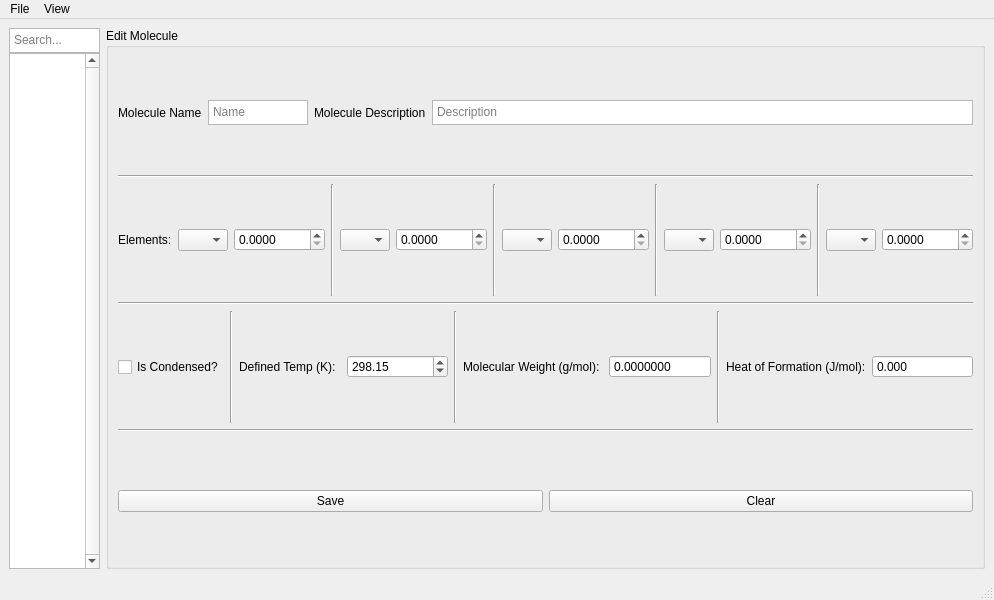
Old version of the form CEA_Wrap/gui_base.ui in the repository civilwargeeky/CEA_Wrap.
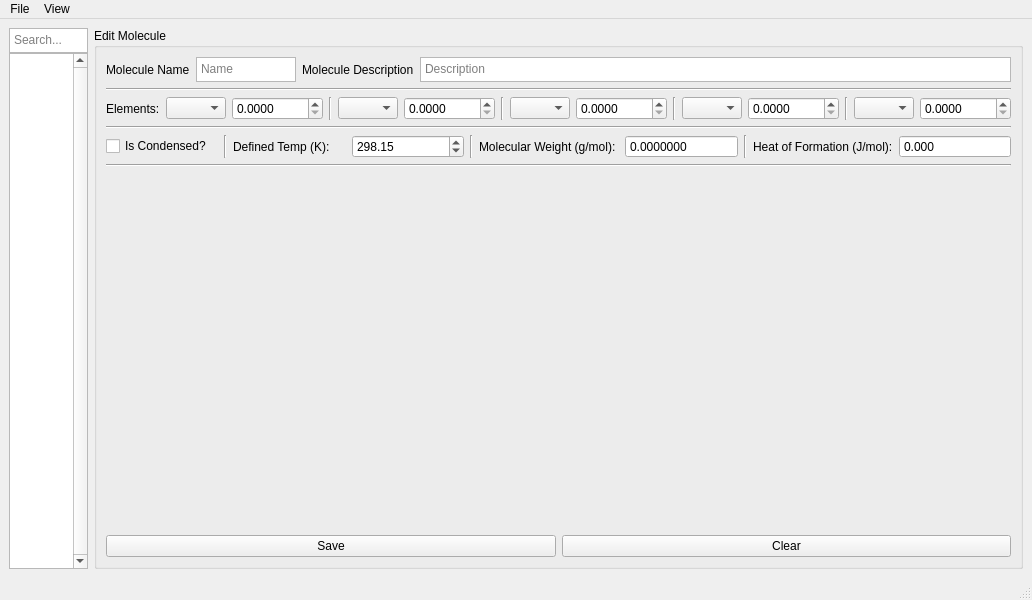
New version of the form.

Commit message: Working on gui. Added elements displays with numbers

Diff of the .ui file:
```diff
--- a/CEA_Wrap/gui_base.ui
+++ b/CEA_Wrap/gui_base.ui
@@ -6,7 +6,7 @@
    <rect>
     <x>0</x>
     <y>0</y>
-    <width>994</width>
+    <width>1032</width>
     <height>600</height>
    </rect>
   </property>
@@ -137,6 +137,15 @@
               <height>25</height>
              </size>
             </property>
+            <property name="verticalScrollBarPolicy">
+             <enum>Qt::ScrollBarAlwaysOff</enum>
+            </property>
+            <property name="horizontalScrollBarPolicy">
+             <enum>Qt::ScrollBarAlwaysOff</enum>
+            </property>
+            <property name="lineWrapMode">
+             <enum>QPlainTextEdit::NoWrap</enum>
+            </property>
             <property name="placeholderText">
              <string>Name</string>
             </property>
@@ -163,6 +172,15 @@
               <height>25</height>
              </size>
             </property>
+            <property name="verticalScrollBarPolicy">
+             <enum>Qt::ScrollBarAlwaysOff</enum>
+            </property>
+            <property name="horizontalScrollBarPolicy">
+             <enum>Qt::ScrollBarAlwaysOff</enum>
+            </property>
+            <property name="lineWrapMode">
+             <enum>QPlainTextEdit::NoWrap</enum>
+            </property>
             <property name="placeholderText">
              <string>Description</string>
             </property>
@@ -208,10 +226,10 @@
           </item>
           <item>
            <widget class="QComboBox" name="elem1name">
-            <property name="maximumSize">
+            <property name="minimumSize">
              <size>
-              <width>50</width>
-              <height>16777215</height>
+              <width>60</width>
+              <height>0</height>
              </size>
             </property>
             <property name="editable">
@@ -244,10 +262,10 @@
           </item>
           <item>
            <widget class="QComboBox" name="elem2name">
-            <property name="maximumSize">
+            <property name="minimumSize">
              <size>
-              <width>50</width>
-              <height>16777215</height>
+              <width>60</width>
+              <height>0</height>
              </size>
             </property>
             <property name="editable">
@@ -280,10 +298,10 @@
           </item>
           <item>
            <widget class="QComboBox" name="elem3name">
-            <property name="maximumSize">
+            <property name="minimumSize">
              <size>
-              <width>50</width>
-              <height>16777215</height>
+              <width>60</width>
+              <height>0</height>
              </size>
             </property>
             <property name="editable">
@@ -316,10 +334,10 @@
           </item>
           <item>
            <widget class="QComboBox" name="elem4name">
-            <property name="maximumSize">
+            <property name="minimumSize">
              <size>
-              <width>50</width>
-              <height>16777215</height>
+              <width>60</width>
+              <height>0</height>
              </size>
             </property>
             <property name="editable">
@@ -352,10 +370,10 @@
           </item>
           <item>
            <widget class="QComboBox" name="elem5name">
-            <property name="maximumSize">
+            <property name="minimumSize">
              <size>
-              <width>50</width>
-              <height>16777215</height>
+              <width>60</width>
+              <height>0</height>
              </size>
             </property>
             <property name="editable">
@@ -513,6 +531,12 @@
          <property name="orientation">
           <enum>Qt::Vertical</enum>
          </property>
+         <property name="sizeHint" stdset="0">
+          <size>
+           <width>100</width>
+           <height>100</height>
+          </size>
+         </property>
         </spacer>
        </item>
        <item>
@@ -557,7 +581,7 @@
     <rect>
      <x>0</x>
      <y>0</y>
-     <width>994</width>
+     <width>1032</width>
      <height>21</height>
     </rect>
    </property>
```
The commit also changes 3 other files.
